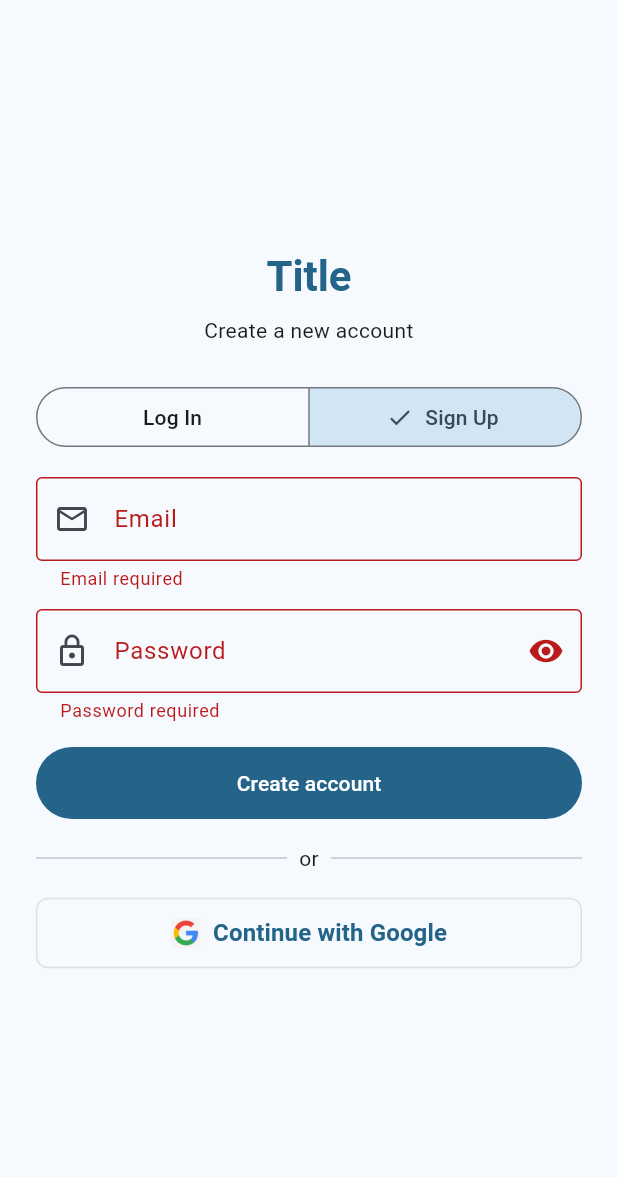
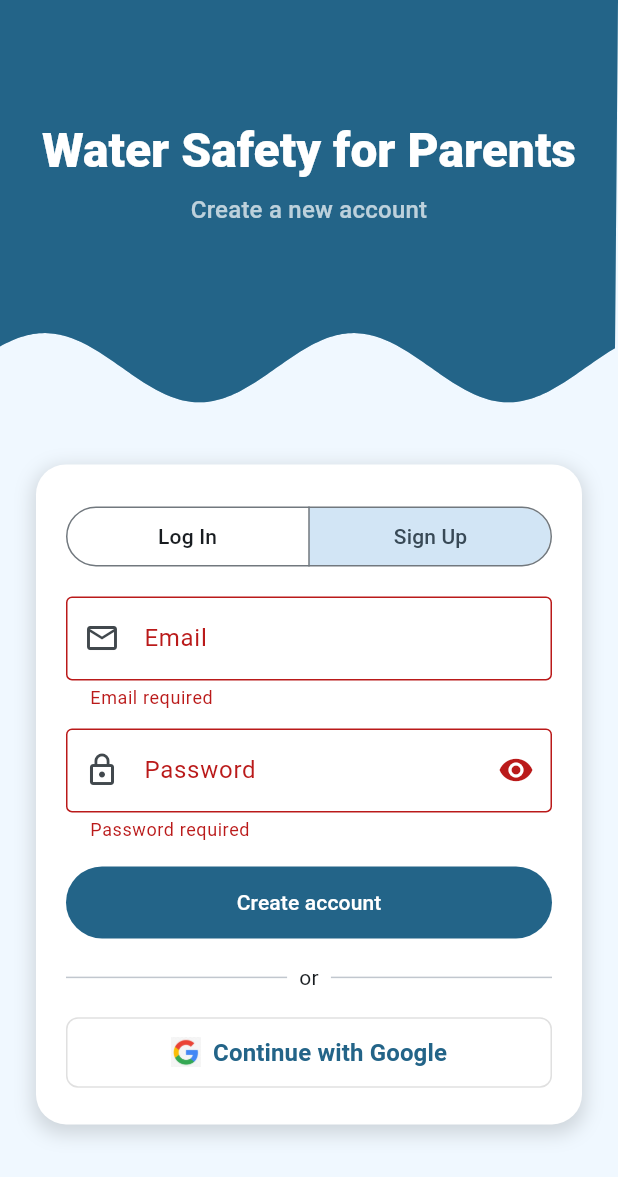
Before and after one commit to Andrew528491/DCB-5323-Water-Safety-App, a Flutter app: the screen it shows after launch, after a tap on "Sign Up", after a tap on "Create account", on a phone screen of 412 x 824 dp. Shown: the top 1177 px of the screen. Run offline on Flutter 3.47's test engine with Material 3 defaults, Android fonts, the phone set to English and light mode, and no system bars; our stand-ins replace cloud_firestore, firebase_auth, firebase_core, google_sign_in; accounts and stored records are empty.

Commit message:
Updated Auth Screen
Changed Aesthetic

```diff
--- a/lib/screens/auth_screen.dart
+++ b/lib/screens/auth_screen.dart
@@ -1,6 +1,8 @@
 import 'package:flutter/material.dart';
+import 'dart:math';
 import '../services/auth_service.dart';
 import '../widgets/google_signin_button.dart';
+import '../widgets/homescreen_header_clipper.dart';
 
 class AuthScreen extends StatefulWidget {
     const AuthScreen({super.key});
@@ -9,20 +11,34 @@ class AuthScreen extends StatefulWidget {
     State<AuthScreen> createState() => _AuthScreenState();
 }
 
-class _AuthScreenState extends State<AuthScreen> {
+class _AuthScreenState extends State<AuthScreen> with TickerProviderStateMixin {
     final _formKey = GlobalKey<FormState>();
     final _emailController = TextEditingController();
     final _passwordController = TextEditingController();
 
+    late AnimationController _waveController;
+    late Animation<double> _waveAnimation;
 
     bool _obscure = true;
-    bool _isLogin = true;       // login/signup
+    bool _isLogin = true;
     bool _working = false;
+
+    @override
+    void initState() {
+        super.initState();
+
+        _waveController = AnimationController(
+            vsync: this,
+            duration: const Duration(seconds: 4),
+        )..repeat();
+        _waveAnimation = Tween<double>(begin: 0.0, end: 2 * pi).animate(_waveController);
+    }
 
     @override
     void dispose() {
         _emailController.dispose();
         _passwordController.dispose();
+        _waveController.dispose();
         super.dispose();
     }
 
@@ -67,9 +83,20 @@ class _AuthScreenState extends State<AuthScreen> {
     @override
     Widget build(BuildContext context) {
         final theme = Theme.of(context);
+        final size = MediaQuery.of(context).size;
 
         return Scaffold(
-            body: SafeArea(
+            backgroundColor: const Color(0xFFF0F8FF),
+            body: Stack(
+                children: [
+                    AnimatedBuilder(
+                        animation: _waveAnimation,
+                        builder: (context, child) {
+                            return _buildWavyBackground(theme, _waveAnimation.value, size);
+                        },
+                    ),
+
+                    SafeArea(
                         child: Center(
                             child: SingleChildScrollView(
                                 padding: const EdgeInsets.all(24),
@@ -78,25 +105,25 @@ class _AuthScreenState extends State<AuthScreen> {
                                     child: Column(
                                         crossAxisAlignment: CrossAxisAlignment.stretch,
                                         children: [
-                                    // APP HEADER - TITLE
-                                    Text(
-                                        'Title',
-                                        textAlign: TextAlign.center,
-                                        style: theme.textTheme.headlineMedium?.copyWith(
-                                            fontWeight: FontWeight.bold,
-                                            color: theme.colorScheme.primary,
+                                            SizedBox(height: size.height * 0.30),
+
+                                            Container(
+                                                padding: const EdgeInsets.symmetric(horizontal: 20, vertical: 24),
+                                                decoration: BoxDecoration(
+                                                    color: Colors.white,
+                                                    borderRadius: BorderRadius.circular(20),
+                                                    boxShadow: [
+                                                        BoxShadow(
+                                                            color: Colors.black.withAlpha(36),
+                                                            blurRadius: 10,
+                                                            spreadRadius: 2,
+                                                            offset: const Offset(0, 4),
                                                         ),
+                                                    ],
                                                 ),
-                                    const SizedBox(height: 8),
-                                    Text(
-                                        _isLogin
-                                            ? 'Welcome back! Log in to continue your water safety education.'
-                                            : 'Create a new account',
-                                        textAlign: TextAlign.center,
-                                    ),
-                                    const SizedBox(height: 24),
-
-                                    //buttons for toggle
+                                                child: Column(
+                                                    crossAxisAlignment: CrossAxisAlignment.stretch,
+                                                    children: [
                                                         SegmentedButton<bool>(
                                                             segments: const [
                                                                 ButtonSegment(value: true, label: Text('Log In')),
@@ -104,11 +131,10 @@ class _AuthScreenState extends State<AuthScreen> {
                                                             ],
                                                             selected: {_isLogin},
                                                             onSelectionChanged: (v) => setState(() => _isLogin = v.first),
+                                                            showSelectedIcon: false,
                                                         ),
                                                         const SizedBox(height: 16),
 
-
-                                    // email/password form
                                                         Form(
                                                             key: _formKey,
                                                             child: Column(
@@ -121,13 +147,9 @@ class _AuthScreenState extends State<AuthScreen> {
                                                                             prefixIcon: Icon(Icons.email_outlined),
                                                                         ),
                                                                         validator: (v) {
-                                              if (v == null || v.isEmpty) {
-                                                return 'Email required';
-                                              }
+                                                                            if (v == null || v.isEmpty) return 'Email required';
                                                                             final emailRegex = RegExp(r'^[^\s@]+@[^\s@]+\.[^\s@]+$');
-                                              if (!emailRegex.hasMatch(v.trim())) {
-                                                return 'Enter a valid email address';
-                                              }
+                                                                            if (!emailRegex.hasMatch(v.trim())) return 'Enter a valid email address';
                                                                             return null;
                                                                         },
                                                                     ),
@@ -144,15 +166,9 @@ class _AuthScreenState extends State<AuthScreen> {
                                                                             ),
                                                                         ),
                                                                         validator: (v) {
-                                              if (v == null || v.isEmpty) {
-                                                return 'Password required';
-                                              }
-                                              if (v.length < 8) {
-                                                return 'Password must be at least 8 characters';
-                                              }
-                                              if (!RegExp(r'^(?=.*[A-Za-z])(?=.*\d)').hasMatch(v)) {
-                                                return 'Include at least one letter and one number';
-                                              }
+                                                                            if (v == null || v.isEmpty) return 'Password required';
+                                                                            if (v.length < 8) return 'Password must be at least 8 characters';
+                                                                            if (!RegExp(r'^(?=.*[A-Za-z])(?=.*\d)').hasMatch(v)) return 'Include at least one letter and one number';
                                                                             return null;
                                                                         },
                                                                     ),
@@ -171,8 +187,6 @@ class _AuthScreenState extends State<AuthScreen> {
                                                             ),
                                                         ),
                                                         const SizedBox(height: 16),
-
-                                    // divider
                                                         Row(
                                                             children: const [
                                                                 Expanded(child: Divider()),
@@ -184,10 +198,10 @@ class _AuthScreenState extends State<AuthScreen> {
                                                             ],
                                                         ),
                                                         const SizedBox(height: 16),
-
-                                    //Google SignIn Button
                                                         GoogleSignInButton(onPressed: _working ? () {} : _google),
-
+                                                    ],
+                                                ),
+                                            ),
                                             const SizedBox(height: 12),
                                         ],
                                     ),
@@ -195,6 +209,60 @@ class _AuthScreenState extends State<AuthScreen> {
                             ),
                         ),
                     ),
+                ],
+            ),
+        );
+    }
+
+    Widget _buildWavyBackground(ThemeData theme, double wavePhase, Size size) {
+        final Color primaryColor = theme.colorScheme.primary;
+
+        return Positioned(
+            top: 0,
+            left: 0,
+            right: 0,
+            height: size.height * 0.35,
+            child: ClipPath(
+                clipper: WaveClipper(wavePhase: wavePhase),
+                child: Container(
+                    padding: const EdgeInsets.only(top: 80, left: 24, right: 24),
+                    decoration: BoxDecoration(
+                        color: primaryColor,
+                        boxShadow: [
+                            BoxShadow(
+                                color: primaryColor.withAlpha(102),
+                                blurRadius: 15,
+                                offset: const Offset(0, 8),
+                            ),
+                        ],
+                    ),
+                    child: Column(
+                        crossAxisAlignment: CrossAxisAlignment.stretch,
+                        children: [
+
+                            // TODO: Put future logo
+                            Text(
+                                'Water Safety for Parents',
+                                textAlign: TextAlign.center,
+                                style: theme.textTheme.headlineLarge?.copyWith(
+                                    fontWeight: FontWeight.w900,
+                                    color: Colors.white,
+                                ),
+                            ),
+                            const SizedBox(height: 8),
+                            Text(
+                                _isLogin
+                                    ? 'Welcome back! Log in to continue your water safety education.'
+                                    : 'Create a new account',
+                                textAlign: TextAlign.center,
+                                style: theme.textTheme.titleMedium?.copyWith(
+                                    color: Colors.white70,
+                                )
+                            ),
+                        ],
+                    ),
+                ),
+            ),
         );
     }
 }
--- a/lib/screens/home_screen.dart
+++ b/lib/screens/home_screen.dart
@@ -1,7 +1,6 @@
 import 'package:flutter/material.dart';
 import 'package:water_safety_app/widgets/homescreen_header_clipper.dart';
 import 'dart:math';
-import '../widgets/water_transition_clipper.dart';
 
 class HomeScreen extends StatefulWidget {
   const HomeScreen({super.key});
--- a/lib/widgets/water_transition_wrapper.dart
+++ b/lib/widgets/water_transition_wrapper.dart
@@ -45,7 +45,7 @@ class _WaterTransitionWrapperState extends State<WaterTransitionWrapper>
     // Controls wave movement
     _waveController = AnimationController(
       vsync: this,
-      duration: const Duration(seconds: 4), // Speed of the full animation
+      duration: const Duration(milliseconds: 100),
     )..repeat();
 
     _waveAnimation = Tween<double>(begin: 0.0, end: 2 * math.pi).animate(_waveController);
```
Lines whose indentation alone changed are shown as unchanged.
